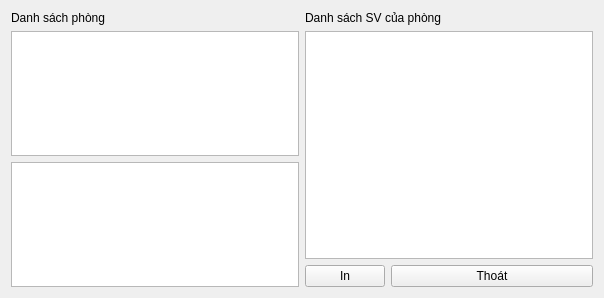
The window that form_liststbyphong.ui (xdien/qlsv_ktx) describes before a commit, drawn with Qt 5.
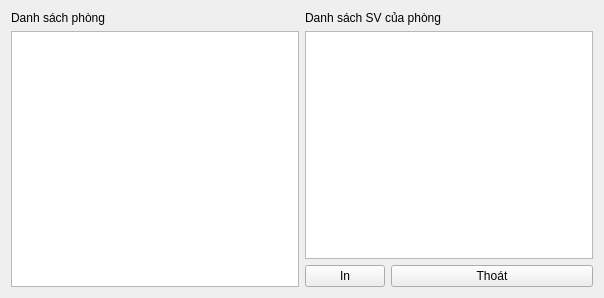
The same window after the commit.

```diff
--- a/form_liststbyphong.ui
+++ b/form_liststbyphong.ui
@@ -26,9 +26,6 @@
      <item>
       <widget class="QTreeView" name="treeView_phong"/>
      </item>
-     <item>
-      <widget class="QTableView" name="tableView"/>
-     </item>
     </layout>
    </item>
    <item>
```
